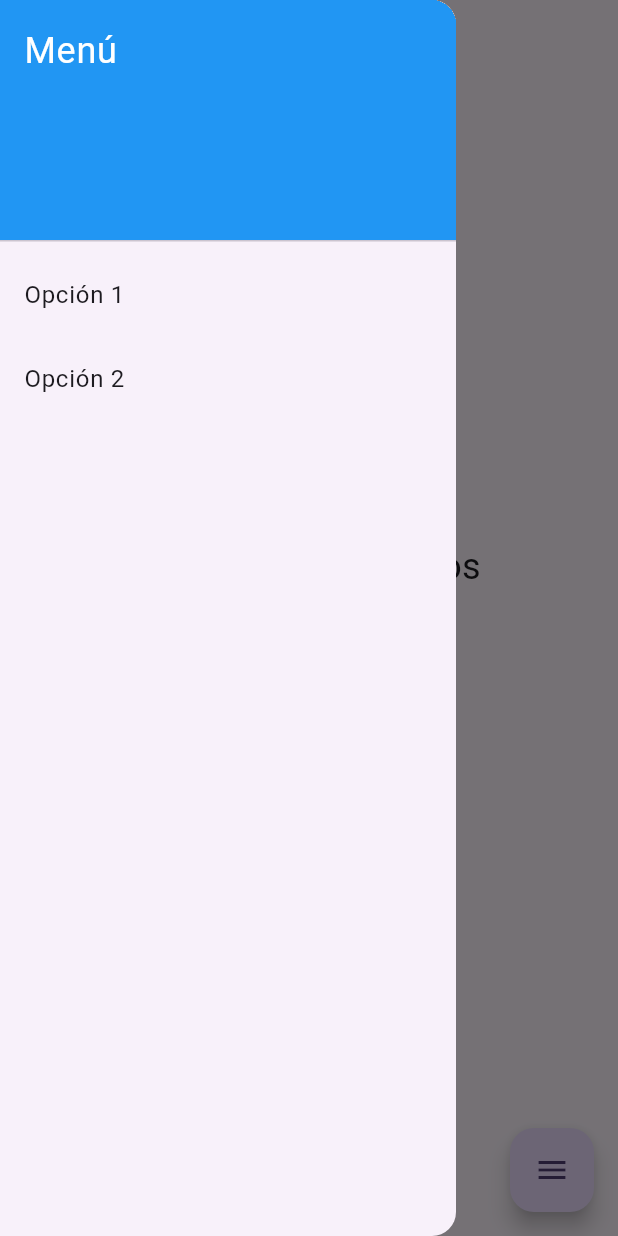
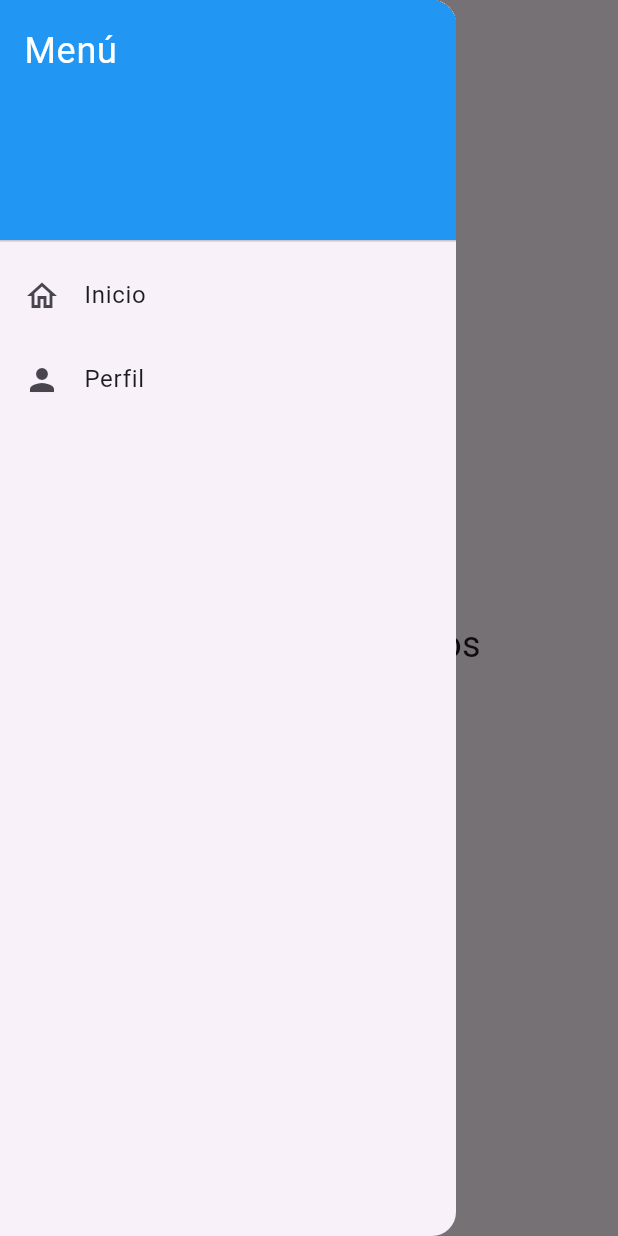
Before and after one commit to Fuerte159753/app_eventos, a Flutter app: the InicioPage screen opened by its route, with the side drawer open, on a phone screen of 412 x 824 dp. Run offline on Flutter 3.47's test engine with Material 3 defaults, Android fonts, the phone set to English and light mode, and no system bars; our stand-ins replace cloud_firestore, firebase_auth, firebase_core, google_sign_in, loading_animation_widget; accounts and stored records are empty.

```diff
--- a/lib/app/inicio.dart
+++ b/lib/app/inicio.dart
@@ -1,8 +1,8 @@
 import 'package:flutter/material.dart';
+import 'package:app_eventos/app/widgets/menu_lateral.dart';
 
 class InicioPage extends StatefulWidget {
   const InicioPage({super.key});
-
   @override
   _InicioPageState createState() => _InicioPageState();
 }
@@ -11,44 +11,22 @@ class _InicioPageState extends State<InicioPage> {
   @override
   Widget build(BuildContext context) {
     return Scaffold(
-      // Agregar el Drawer
-      drawer: Drawer(
-        child: ListView(
-          padding: EdgeInsets.zero,
-          children: [
-            DrawerHeader(
-              child: const Text(
-                'Menú',
-                style: TextStyle(
-                  color: Colors.white,
-                  fontSize: 24,
-                ),
-              ),
-              decoration: BoxDecoration(
-                color: Colors.blue,
-              ),
-            ),
-            ListTile(
-              title: const Text('Opción 1'),
-              onTap: () {
-                // Acciones para Opción 1
-                Navigator.pop(context); // Cierra el menú
+      drawer: const MenuLateral(),
+      appBar: AppBar(
+        title: const Text('Inicio'),
+        leading: Builder(
+          builder: (BuildContext context) {
+            return IconButton(
+              icon: const Icon(Icons.menu),
+              onPressed: () {
+                Scaffold.of(context).openDrawer();
               },
-            ),
-            ListTile(
-              title: const Text('Opción 2'),
-              onTap: () {
-                // Acciones para Opción 2
-                Navigator.pop(context); // Cierra el menú
-              },
-            ),
-            // Agrega más opciones aquí según sea necesario
-          ],
+            );
+          },
         ),
       ),
       body: Stack(
         children: [
-          // Aquí puedes agregar un fondo o cualquier otra cosa que desees
           Container(
             padding: const EdgeInsets.all(16.0),
             child: Center(
@@ -60,25 +38,12 @@ class _InicioPageState extends State<InicioPage> {
                     style: TextStyle(fontSize: 24),
                   ),
                   const SizedBox(height: 20),
-                  ElevatedButton(
-                    onPressed: () {
-                      // Abre el menú lateral
-                      Scaffold.of(context).openDrawer();
-                    },
-                    child: const Text('Abrir Menú'),
-                  ),
                 ],
               ),
             ),
           ),
         ],
       ),
-      floatingActionButton: FloatingActionButton(
-        onPressed: () {
-          Scaffold.of(context).openDrawer(); // Abre el menú lateral
-        },
-        child: const Icon(Icons.menu),
-      ),
     );
   }
 }
--- /dev/null
+++ b/lib/app/widgets/menu_lateral.dart
@@ -0,0 +1,44 @@
+import 'package:flutter/material.dart';
+
+class MenuLateral extends StatelessWidget {
+  const MenuLateral({Key? key}) : super(key: key);
+
+  @override
+  Widget build(BuildContext context) {
+    return Drawer(
+      child: ListView(
+        padding: EdgeInsets.zero,
+        children: [
+          DrawerHeader(
+            child: const Text(
+              'Menú',
+              style: TextStyle(
+                color: Colors.white,
+                fontSize: 24,
+              ),
+            ),
+            decoration: BoxDecoration(
+              color: Colors.blue,
+            ),
+          ),
+          ListTile(
+            leading: const Icon(Icons.home_outlined),
+            title: const Text('Inicio'),
+            onTap: () {
+              Navigator.pop(context);
+              Navigator.pushNamed(context, '/inicio');
+            },
+          ),
+          ListTile(
+            leading: const Icon(Icons.person),
+            title: const Text('Perfil'),
+            onTap: () {
+              Navigator.pop(context);
+              Navigator.pushNamed(context, '/perfil');
+            },
+          ),
+        ],
+      ),
+    );
+  }
+}
--- a/lib/main.dart
+++ b/lib/main.dart
@@ -10,6 +10,7 @@ void main() async {
   );
   runApp(const MyApp());
 }
+
 class MyApp extends StatelessWidget {
   const MyApp({super.key});
 
@@ -22,7 +23,7 @@ class MyApp extends StatelessWidget {
         useMaterial3: true,
       ),
       onGenerateRoute: AppRouter.generateRoute,
-      initialRoute: '/login',
+      initialRoute: '/carga',  // Pantalla de carga como ruta inicial
       debugShowCheckedModeBanner: false,
     );
   }
--- a/lib/routes/router.dart
+++ b/lib/routes/router.dart
@@ -1,6 +1,7 @@
 import 'package:app_eventos/app/inicio.dart';
 import 'package:app_eventos/app/new/new.dart';
 import 'package:app_eventos/app/perfil/perfil.dart';
+import 'package:app_eventos/pantalla%20de%20carga/carga.dart';
 import 'package:flutter/material.dart';
 import 'package:app_eventos/login/login.dart';
 import 'package:app_eventos/registro/registro.dart';
@@ -8,6 +9,8 @@ import 'package:app_eventos/registro/registro.dart';
 class AppRouter {
   static Route<dynamic> generateRoute(RouteSettings settings) {
     switch (settings.name) {
+      case '/carga':
+        return MaterialPageRoute(builder: (_) => const PantallaDeCarga());
       case '/login':
         return MaterialPageRoute(builder: (_) => const LoginPage());
       case '/registro':
--- a/pubspec.yaml
+++ b/pubspec.yaml
@@ -14,7 +14,7 @@ dependencies:
   firebase_core: ^3.4.1
   firebase_auth: ^5.3.0
   cloud_firestore: ^5.4.1
-  google_sign_in: ^6.2.1  # Para inicio de sesión con Google
+  google_sign_in: ^6.2.1
   loading_animation_widget: ^1.2.1
   shared_preferences: ^2.3.2
 
```
Also changed, not shown: lib/app/perfil/perfil.dart (+12 -0 lines), lib/pantalla de carga/carga.dart (added, +53 -0 lines).
